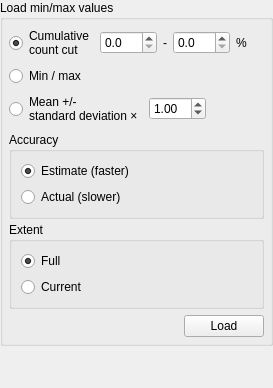
Qt form src/ui/qgsrasterminmaxwidgetbase.ui (qgis/QGIS) before a commit.
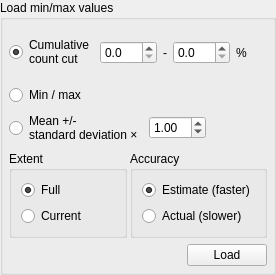
The same form after that commit.

Commit message: widget sizing

```diff
--- a/src/ui/qgsrasterminmaxwidgetbase.ui
+++ b/src/ui/qgsrasterminmaxwidgetbase.ui
@@ -6,8 +6,8 @@
    <rect>
     <x>0</x>
     <y>0</y>
-    <width>273</width>
-    <height>388</height>
+    <width>276</width>
+    <height>275</height>
    </rect>
   </property>
   <property name="windowTitle">
@@ -157,36 +157,10 @@
        </layout>
       </item>
       <item>
-       <layout class="QVBoxLayout" name="verticalLayout_5">
+       <layout class="QHBoxLayout" name="horizontalLayout_2">
         <property name="spacing">
          <number>3</number>
         </property>
-        <item>
-         <widget class="QGroupBox" name="mAccuracyGroupBox">
-          <property name="title">
-           <string>Accuracy</string>
-          </property>
-          <layout class="QVBoxLayout" name="verticalLayout">
-           <item>
-            <widget class="QRadioButton" name="mEstimateRadioButton">
-             <property name="text">
-              <string>Estimate (faster)</string>
-             </property>
-             <property name="checked">
-              <bool>true</bool>
-             </property>
-            </widget>
-           </item>
-           <item>
-            <widget class="QRadioButton" name="mActualRadioButton">
-             <property name="text">
-              <string>Actual (slower)</string>
-             </property>
-            </widget>
-           </item>
-          </layout>
-         </widget>
-        </item>
         <item>
          <widget class="QGroupBox" name="mExtentGroupBox">
           <property name="title">
@@ -213,6 +187,32 @@
           </layout>
          </widget>
         </item>
+        <item>
+         <widget class="QGroupBox" name="mAccuracyGroupBox">
+          <property name="title">
+           <string>Accuracy</string>
+          </property>
+          <layout class="QVBoxLayout" name="verticalLayout">
+           <item>
+            <widget class="QRadioButton" name="mEstimateRadioButton">
+             <property name="text">
+              <string>Estimate (faster)</string>
+             </property>
+             <property name="checked">
+              <bool>true</bool>
+             </property>
+            </widget>
+           </item>
+           <item>
+            <widget class="QRadioButton" name="mActualRadioButton">
+             <property name="text">
+              <string>Actual (slower)</string>
+             </property>
+            </widget>
+           </item>
+          </layout>
+         </widget>
+        </item>
        </layout>
       </item>
       <item>
@@ -242,19 +242,6 @@
      </layout>
     </widget>
    </item>
-   <item>
-    <spacer name="verticalSpacer">
-     <property name="orientation">
-      <enum>Qt::Vertical</enum>
-     </property>
-     <property name="sizeHint" stdset="0">
-      <size>
-       <width>20</width>
-       <height>0</height>
-      </size>
-     </property>
-    </spacer>
-   </item>
   </layout>
  </widget>
  <resources/>
```
